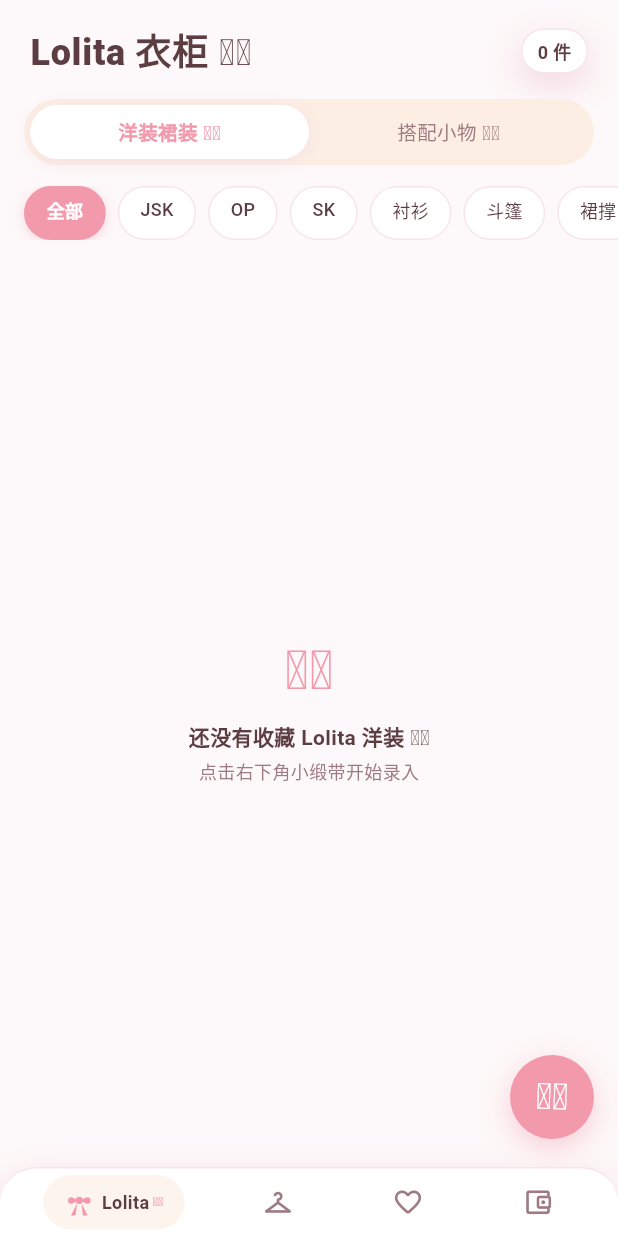
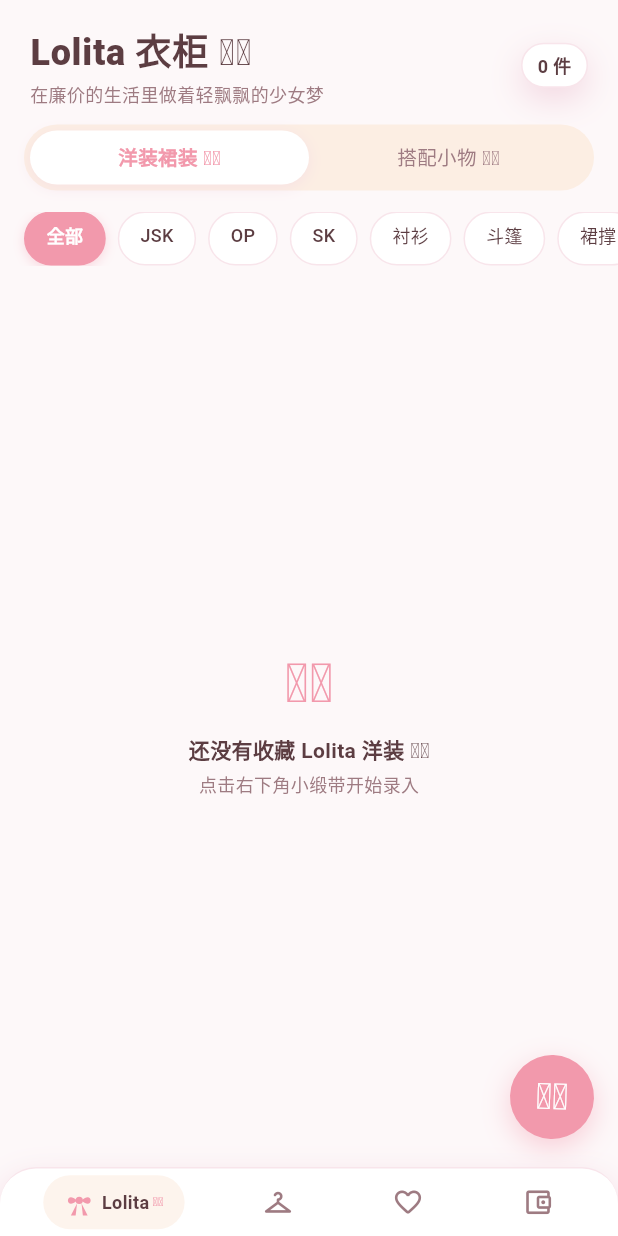
Before and after one commit to kazamihaaaaaaru/fuwafuwa2.0, a Flutter app: the screen it shows after launch, after a tap on "Lolita", on a phone screen of 412 x 824 dp. Run offline on Flutter 3.47's test engine with Material 3 defaults, Android fonts, the phone set to English and light mode, and no system bars; our stand-ins replace image_picker, sqflite; accounts and stored records are empty.

Commit message:
Add files via upload

```diff
--- a/lib/core/constants/app_constants.dart
+++ b/lib/core/constants/app_constants.dart
@@ -6,6 +6,16 @@ class AppConstants {
   static const String categoryEarth = 'earth';
   static const String categoryLolita = 'lolita';
   static const String categoryAccessory = 'accessory';
+
+  // 服装尺码规范（Lolita 与地球人均通用）
+  static const List<String> clothingSizes = [
+    'XS',
+    'S',
+    'M',
+    'L',
+    '均码',
+    '其他',
+  ];
 
   // 地球人服饰子类目（含鞋、袜、帽子、包、伞）
   static const List<String> earthSubCategories = [
--- a/lib/data/models/item.dart
+++ b/lib/data/models/item.dart
@@ -8,8 +8,9 @@ class Item {
   final String subCategory;
   final String name;
   final String? imagePath;
+  final String? size; // 服装尺码：XS/S/M/L/均码/手写定制
   final String? season; // 地球人专用：春/夏/秋/冬/四季通用
-  final String? shopName; // Lolita 专用：品牌或店铺
+  final String? shopName; // 店铺/品牌名称（地球人与 Lolita 均支持）
   final bool isDepositType; // false: 全款现货, true: 定金尾款制
   final double fullPrice; // 全款金额
   final double depositPrice; // 定金金额
@@ -18,7 +19,7 @@ class Item {
   final String? balanceDate; // 尾款支付日期 (YYYY-MM-DD，为空表示待补款)
   final String? expectedDate; // 预计补款时间 (YYYY-MM-DD)
 
-  // 关联小物列表（多对多关联查询注入）
+  // 关联小物列表
   final List<Accessory> associatedAccessories;
 
   const Item({
@@ -27,6 +28,7 @@ class Item {
     required this.subCategory,
     required this.name,
     this.imagePath,
+    this.size,
     this.season,
     this.shopName,
     this.isDepositType = false,
@@ -39,14 +41,10 @@ class Item {
     this.associatedAccessories = const [],
   });
 
-  /// 是否为 Lolita 类别
   bool get isLolita => category == 'lolita';
-
-  /// 是否为地球人类别
   bool get isEarth => category == 'earth';
 
-  /// 规则 1：总支出计算（Total Cost）
-  /// 全款现货返回 fullPrice，定金尾款制返回 depositPrice + balancePrice
+  /// 总支出计算
   double get totalCost {
     if (isDepositType) {
       return depositPrice + balancePrice;
@@ -64,9 +62,7 @@ class Item {
     return isDepositType && (balanceDate != null && balanceDate!.trim().isNotEmpty);
   }
 
-  /// 规则 2：工期与等待时长计算（Waiting Duration）
-  /// - 待补尾款：当前日期与 depositDate 的天数差
-  /// - 已补尾款：balanceDate 与 depositDate 的天数差
+  /// 工期与等待时长计算
   int? get waitingDays {
     if (!isDepositType || depositDate == null || depositDate!.trim().isEmpty) {
       return null;
@@ -90,7 +86,6 @@ class Item {
   }
 
   /// 状态胶囊徽章文本
-  /// 待补款：“已等 X 天”；已补尾款：“工期 X 天”
   String? get durationBadgeText {
     final days = waitingDays;
     if (days == null) return null;
@@ -109,6 +104,7 @@ class Item {
       'subCategory': subCategory,
       'name': name,
       'imagePath': imagePath,
+      'size': size,
       'season': season,
       'shopName': shopName,
       'isDepositType': isDepositType ? 1 : 0,
@@ -128,6 +124,7 @@ class Item {
       subCategory: map['subCategory'] as String? ?? '其他',
       name: map['name'] as String? ?? '',
       imagePath: map['imagePath'] as String?,
+      size: map['size'] as String?,
       season: map['season'] as String?,
       shopName: map['shopName'] as String?,
       isDepositType: (map['isDepositType'] as int? ?? 0) == 1,
@@ -147,6 +144,7 @@ class Item {
     String? subCategory,
     String? name,
     String? imagePath,
+    String? size,
     String? season,
     String? shopName,
     bool? isDepositType,
@@ -164,6 +162,7 @@ class Item {
       subCategory: subCategory ?? this.subCategory,
       name: name ?? this.name,
       imagePath: imagePath ?? this.imagePath,
+      size: size ?? this.size,
       season: season ?? this.season,
       shopName: shopName ?? this.shopName,
       isDepositType: isDepositType ?? this.isDepositType,
--- a/lib/presentation/screens/earth_screen.dart
+++ b/lib/presentation/screens/earth_screen.dart
@@ -111,7 +111,7 @@ class _EarthScreenState extends State<EarthScreen> {
                               ),
                               SizedBox(height: 2),
                               Text(
-                                '日常服饰、鞋帽包伞的温柔收纳',
+                                '在认清生活的本质后依旧热爱生活',
                                 style: TextStyle(
                                   color: FuwaColors.mutedRosyBrown,
                                   fontSize: 12,
--- a/lib/presentation/screens/item_detail_screen.dart
+++ b/lib/presentation/screens/item_detail_screen.dart
@@ -645,6 +645,7 @@ class _ItemDetailScreenState extends State<ItemDetailScreen> {
           const SizedBox(height: 12),
           _buildSpecItem('体系', item.isLolita ? 'Lolita 洋装' : '地球人常服'),
           _buildSpecItem('品类', item.subCategory),
+          if (item.size != null && item.size!.isNotEmpty) _buildSpecItem('尺码', item.size!),
           if (item.isEarth && item.season != null && item.season!.isNotEmpty)
             _buildSpecItem('适用季节', item.season!),
           if (item.shopName != null && item.shopName!.isNotEmpty)
--- a/lib/presentation/screens/lolita_screen.dart
+++ b/lib/presentation/screens/lolita_screen.dart
@@ -11,10 +11,10 @@ import 'item_detail_screen.dart';
 
 /// Tab 1: 【Lolita 衣柜】(`LolitaScreen`)
 /// 严格遵循甘系（Sweet Lolita）视觉设计规范：
-/// - 顶部左侧简洁标题【Lolita 衣柜 ୨୧】，右上角展示件数徽标
+/// - 顶部标题【Lolita 衣柜 ୨୧】与经典标语【在廉价的生活里做着轻飘飘的少女梦】
 /// - 标题下方居中大书签横栏【洋装裙装】与【搭配小物】（舒展宽敞，告别局促）
-/// - 洋装展示拍立得双列照片墙与子类目胶囊（含 JK）
-/// - 小物展示饰品网格、定尾周期与已搭配裙装
+/// - 洋装展示拍立得双列照片墙与子类目胶囊（含 JK、裙撑与内搭独立分类）
+/// - 待补尾款单品自动置顶
 class LolitaScreen extends StatefulWidget {
   final VoidCallback? onAddDressTap;
   final VoidCallback? onAddAccessoryTap;
@@ -115,13 +115,16 @@ class _LolitaScreenState extends State<LolitaScreen>
       body: SafeArea(
         child: Column(
           children: [
-            // 1. 顶部标题栏：左侧【Lolita 衣柜 ୨୧】，右侧【X 件】徽标（与地球人衣柜统一）
+            // 1. 顶部艺术标题区与永恒经典名句
             Padding(
-              padding: const EdgeInsets.fromLTRB(20, 16, 20, 6),
+              padding: const EdgeInsets.fromLTRB(20, 16, 20, 4),
               child: Row(
                 mainAxisAlignment: MainAxisAlignment.spaceBetween,
                 children: [
-                  const Text(
+                  Column(
+                    crossAxisAlignment: CrossAxisAlignment.start,
+                    children: const [
+                      Text(
                         'Lolita 衣柜 ୨୧',
                         style: TextStyle(
                           color: FuwaColors.chocolateDark,
@@ -129,6 +132,17 @@ class _LolitaScreenState extends State<LolitaScreen>
                           fontWeight: FontWeight.w800,
                           letterSpacing: 0.5,
                         ),
+                      ),
+                      SizedBox(height: 2),
+                      Text(
+                        '在廉价的生活里做着轻飘飘的少女梦',
+                        style: TextStyle(
+                          color: FuwaColors.mutedRosyBrown,
+                          fontSize: 12,
+                          fontWeight: FontWeight.w500,
+                        ),
+                      ),
+                    ],
                   ),
                   Container(
                     padding: const EdgeInsets.symmetric(horizontal: 10, vertical: 5),
@@ -151,7 +165,7 @@ class _LolitaScreenState extends State<LolitaScreen>
               ),
             ),
 
-            // 2. 居中横置大书签分栏：【洋装裙装】与【搭配小物】（整栏居中展宽，从容呼吸）
+            // 2. 居中横置大书签分栏：【洋装裙装】与【搭配小物】（舒展宽敞，告别局促）
             Padding(
               padding: const EdgeInsets.symmetric(horizontal: 16, vertical: 8),
               child: Container(
@@ -225,7 +239,7 @@ class _LolitaScreenState extends State<LolitaScreen>
   }
 
   // ==========================================
-  // 第一页：洋装裙装（含 JK 选项）
+  // 第一页：洋装裙装（含 JK、裙撑与内搭独立分类）
   // ==========================================
 
   Widget _buildDressPageView() {
--- a/lib/presentation/screens/wishlist_screen.dart
+++ b/lib/presentation/screens/wishlist_screen.dart
@@ -63,7 +63,10 @@ class _WishlistScreenState extends State<WishlistScreen> {
               child: Row(
                 mainAxisAlignment: MainAxisAlignment.spaceBetween,
                 children: [
-                  const Text(
+                  Column(
+                    crossAxisAlignment: CrossAxisAlignment.start,
+                    children: const [
+                      Text(
                         '少女心愿单 ୨୧',
                         style: TextStyle(
                           color: FuwaColors.chocolateDark,
@@ -71,6 +74,17 @@ class _WishlistScreenState extends State<WishlistScreen> {
                           fontWeight: FontWeight.w800,
                           letterSpacing: 0.5,
                         ),
+                      ),
+                      SizedBox(height: 2),
+                      Text(
+                        '世界和光辉都据为己有好了',
+                        style: TextStyle(
+                          color: FuwaColors.mutedRosyBrown,
+                          fontSize: 12,
+                          fontWeight: FontWeight.w500,
+                        ),
+                      ),
+                    ],
                   ),
                   Container(
                     padding: const EdgeInsets.symmetric(horizontal: 10, vertical: 5),
```
Also changed, not shown: lib/data/database/database_helper.dart (+13 -14 lines), lib/presentation/screens/add_screen.dart (+53 -3 lines), 1 other file. Lines whose indentation alone changed are shown as unchanged.
